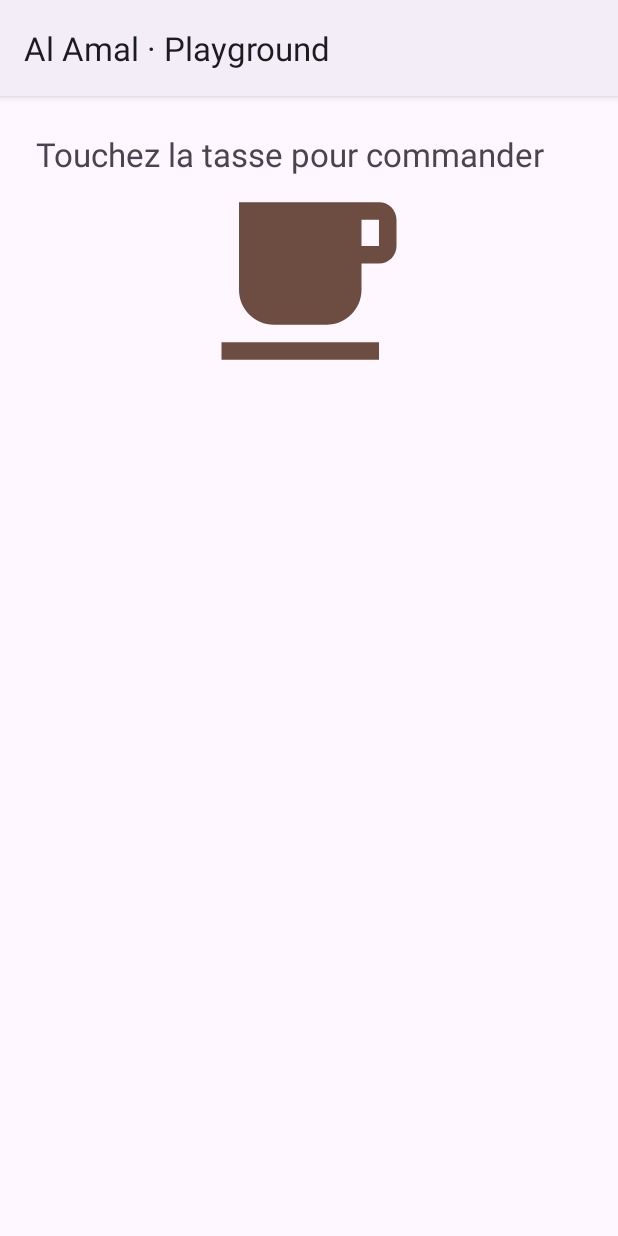
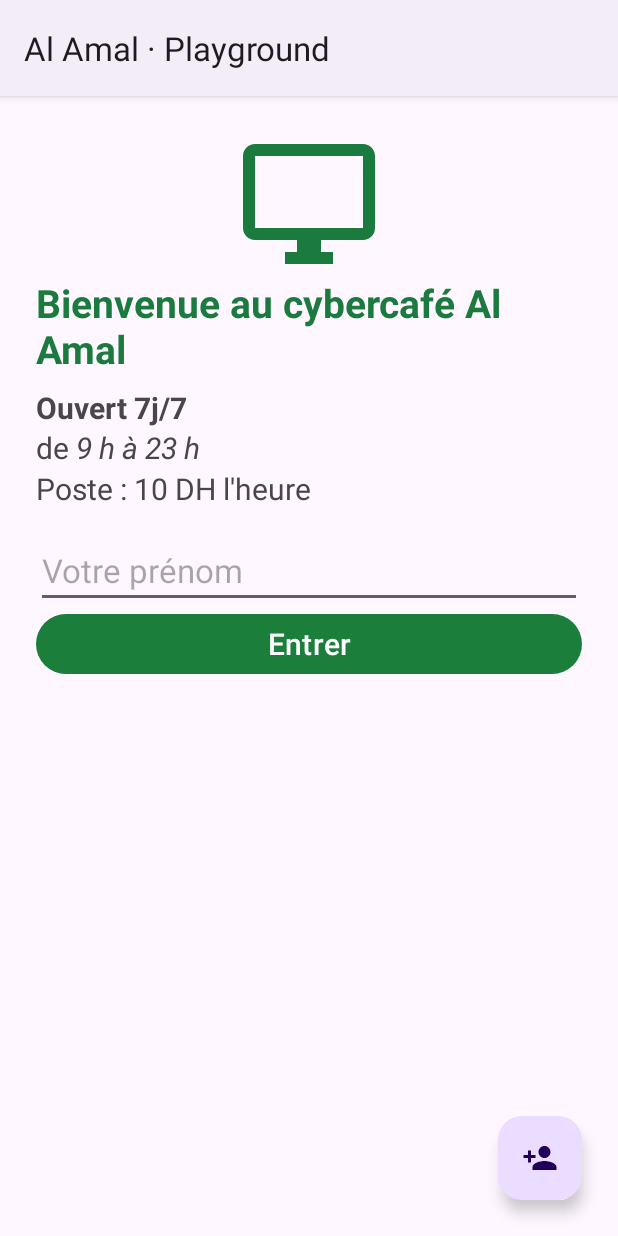
Before and after one commit to mks-zakaria/TP-M203-DEV-UI, an Android app built with Jetpack Compose: the screen it shows after launch (PlaygroundActivity), on a phone screen of 412 x 824 dp. Run offline under Robolectric (Android 15) with nearby library versions, the phone set to English and light mode, and no system bars.

Commit message:
feat(m202): on t terminer le cours de la seance s01 avec le tp

```diff
--- a/app/src/main/java/ma/ofppt/ista/alamal/PlaygroundActivity.kt
+++ b/app/src/main/java/ma/ofppt/ista/alamal/PlaygroundActivity.kt
@@ -6,20 +6,37 @@ import android.widget.Button
 import android.widget.EditText
 import android.widget.TextView
 import androidx.appcompat.app.AppCompatActivity
+import com.google.android.material.floatingactionbutton.FloatingActionButton
 
 // MODE COURS (Playground) : écran VIDE pour tester en direct les exemples montrés en cours.
 // Écrivez le layout dans res/layout/activity_playground.xml et le code Kotlin ci-dessous, dans onCreate.
 class PlaygroundActivity : AppCompatActivity() {
+
+
     override fun onCreate(savedInstanceState: Bundle?) {
         super.onCreate(savedInstanceState)
         setContentView(R.layout.activity_playground)
 
 
+    val txtPrenom = findViewById<EditText>(R.id.txtPrenom)
+    val txtSalut = findViewById<TextView>(R.id.txtSalut)
+    val btnEntrer = findViewById<Button>(R.id.btnEntrer)
+    val btnFloating = findViewById<FloatingActionButton>(R.id.fabNouveau)
 
+    btnEntrer.setOnClickListener{
+        if (txtPrenom.text.toString().isEmpty()){
+            txtPrenom.error = "Entrer votre nom SVP !!"
+            txtPrenom.requestFocus()
+        }else
+        txtSalut.text =  "Bonjour ${txtPrenom.text}, Vous pouvez utiliser le poste n3"
     }
-    fun commanderCafe(v: View){
-        var n = 10
-        n++
+
+        btnFloating.setOnClickListener{
+            txtSalut.text = ""
+            txtPrenom.setText(null)
+            txtPrenom.clearFocus()
+            txtPrenom.setError(null)
+        }
 
     }
 }
--- a/app/src/main/res/layout/activity_playground.xml
+++ b/app/src/main/res/layout/activity_playground.xml
@@ -1,30 +1,75 @@
 <?xml version="1.0" encoding="utf-8"?>
-<LinearLayout xmlns:android="http://schemas.android.com/apk/res/android"
-    xmlns:app="http://schemas.android.com/apk/res-auto"
-    xmlns:tools="http://schemas.android.com/tools"
+<FrameLayout xmlns:android="http://schemas.android.com/apk/res/android"
+
     android:id="@+id/main"
     android:layout_width="match_parent"
-    android:layout_height="match_parent"
+    android:layout_height="match_parent">
+
+    <LinearLayout
+        android:layout_width="match_parent"
+        android:layout_height="wrap_content"
         android:orientation="vertical"
         android:padding="24dp">
+
+        <ImageView
+            android:layout_width="96dp"
+            android:layout_height="96dp"
+            android:layout_gravity="center_horizontal"
+            android:src="@drawable/s01_ic_poste"
+            android:contentDescription="Logo du cybercafé" />
 
         <TextView
             android:layout_width="wrap_content"
             android:layout_height="wrap_content"
-        android:text="Touchez la tasse pour commander"
+            android:layout_gravity="center_horizontal"
+            android:text="@string/s01_bienvenue"
+            android:textSize="26sp"
+            android:textStyle="bold"
+            android:textColor="#1B7A3E" />
+
+        <TextView
+            android:layout_width="wrap_content"
+            android:layout_height="wrap_content"
+            android:layout_marginTop="8dp"
+            android:text="@string/s01_horaires"
+            android:textSize="20sp" />
+
+        <TextView
+            android:layout_width="wrap_content"
+            android:layout_height="wrap_content"
+            android:text="@string/s01_tarif"
+            android:textSize="20sp" />
+
+        <EditText
+            android:id="@+id/txtPrenom"
+            android:layout_width="match_parent"
+            android:layout_height="wrap_content"
+            android:layout_marginTop="16dp"
+            android:hint="Votre prénom"
+            android:inputType="textPersonName"
             android:textSize="22sp" />
 
-    <ImageView
-        android:layout_width="140dp"
-        android:layout_height="140dp"
-        android:layout_gravity="center_horizontal"
-        android:src="@drawable/s01_ic_cafe"
-        android:contentDescription="Commander un café"
-        android:onClick="commanderCafe" />
+        <Button
+            android:id="@+id/btnEntrer"
+            android:layout_width="match_parent"
+            android:layout_height="wrap_content"
+            android:text="Entrer"
+            android:textSize="20sp" />
 
         <TextView
-        android:id="@+id/txtCommande"
+            android:id="@+id/txtSalut"
             android:layout_width="wrap_content"
             android:layout_height="wrap_content"
+            android:layout_marginTop="8dp"
             android:textSize="22sp" />
     </LinearLayout>
+
+    <com.google.android.material.floatingactionbutton.FloatingActionButton
+        android:id="@+id/fabNouveau"
+        android:layout_width="wrap_content"
+        android:layout_height="wrap_content"
+        android:layout_gravity="bottom|end"
+        android:layout_margin="24dp"
+        android:src="@drawable/s01_ic_ajouter"
+        android:contentDescription="Nouveau client" />
+</FrameLayout>
```
Lines whose indentation alone changed are shown as unchanged.
